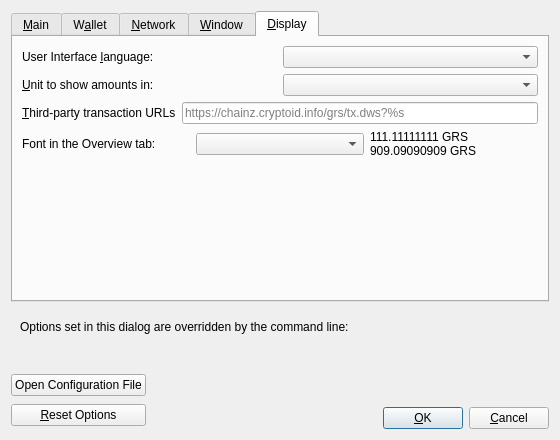
The window that src/qt/forms/optionsdialog.ui (DM-enterprises/bitcoin) describes before a commit, drawn with Qt 5.
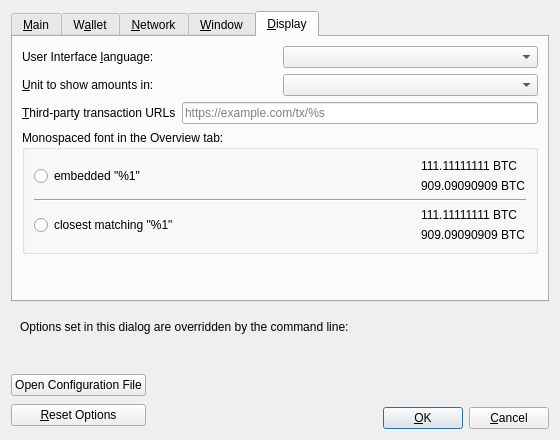
The same window after the commit. The open tabs and pages were chosen to show the change. Custom widgets are drawn as their Qt base class.

```diff
--- a/src/qt/forms/optionsdialog.ui
+++ b/src/qt/forms/optionsdialog.ui
@@ -765,36 +765,111 @@
             <string>Third-party URLs (e.g. a block explorer) that appear in the transactions tab as context menu items. %s in the URL is replaced by transaction hash. Multiple URLs are separated by vertical bar |.</string>
            </property>
            <property name="placeholderText">
-            <string notr="true">https://chainz.cryptoid.info/grs/tx.dws?%s</string>
+            <string notr="true">https://example.com/tx/%s</string>
            </property>
           </widget>
          </item>
         </layout>
        </item>
        <item>
-        <layout class="QHBoxLayout" name="horizontalLayout_4_Display">
+        <widget class="QGroupBox" name="font_groupBox">
+         <property name="title">
+          <string>Monospaced font in the Overview tab:</string>
+         </property>
+         <layout class="QVBoxLayout" name="font_verticalLayout">
          <item>
-          <widget class="QLabel" name="moneyFontLabel">
+           <layout class="QHBoxLayout" name="embeddedFont_horizontalLayout">
+            <item>
+             <widget class="QRadioButton" name="embeddedFont_radioButton">
            <property name="text">
-            <string>Font in the Overview tab: </string>
-           </property>
-           <property name="buddy">
-            <cstring>moneyFont</cstring>
-           </property>
+               <string>embedded &quot;%1&quot;</string>
+              </property>
+             </widget>
+            </item>
+            <item>
+             <spacer name="embeddedFont_horizontalSpacer">
+              <property name="orientation">
+               <enum>Qt::Horizontal</enum>
+              </property>
+              <property name="sizeHint" stdset="0">
+               <size>
+                <width>40</width>
+                <height>20</height>
+               </size>
+              </property>
+             </spacer>
+            </item>
+            <item>
+             <layout class="QVBoxLayout" name="embeddedFont_verticalLayout">
+              <item>
+               <widget class="QLabel" name="embeddedFont_label_1">
+                <property name="text">
+                 <string notr="true">111.11111111 BTC</string>
+                </property>
           </widget>
          </item>
          <item>
-          <widget class="QComboBox" name="moneyFont"/>
-         </item>
+               <widget class="QLabel" name="embeddedFont_label_9">
+                <property name="text">
+                 <string notr="true">909.09090909 BTC</string>
+                </property>
+               </widget>
+              </item>
+             </layout>
+            </item>
+           </layout>
+          </item>
          <item>
-          <widget class="QLabel" name="moneyFont_preview">
+           <widget class="Line" name="font_line">
+            <property name="orientation">
+             <enum>Qt::Horizontal</enum>
+            </property>
+           </widget>
+          </item>
+          <item>
+           <layout class="QHBoxLayout" name="systemFont_horizontalLayout">
+            <item>
+             <widget class="QRadioButton" name="systemFont_radioButton">
            <property name="text">
-            <string notr="true">111.11111111 GRS
-909.09090909 GRS</string>
+               <string>closest matching &quot;%1&quot;</string>
            </property>
           </widget>
          </item>
-        </layout>
+            <item>
+             <spacer name="systemFont_horizontalSpacer">
+              <property name="orientation">
+               <enum>Qt::Horizontal</enum>
+              </property>
+              <property name="sizeHint" stdset="0">
+               <size>
+                <width>40</width>
+                <height>20</height>
+               </size>
+              </property>
+             </spacer>
+            </item>
+            <item>
+             <layout class="QVBoxLayout" name="systemFont_verticalLayout">
+              <item>
+               <widget class="QLabel" name="systemFont_label_1">
+                <property name="text">
+                 <string notr="true">111.11111111 BTC</string>
+                </property>
+               </widget>
+              </item>
+              <item>
+               <widget class="QLabel" name="systemFont_label_9">
+                <property name="text">
+                 <string notr="true">909.09090909 BTC</string>
+                </property>
+               </widget>
+              </item>
+             </layout>
+            </item>
+           </layout>
+          </item>
+         </layout>
+        </widget>
        </item>
        <item>
         <spacer name="verticalSpacer_Display">
```
Lines whose indentation alone changed are shown as unchanged.
